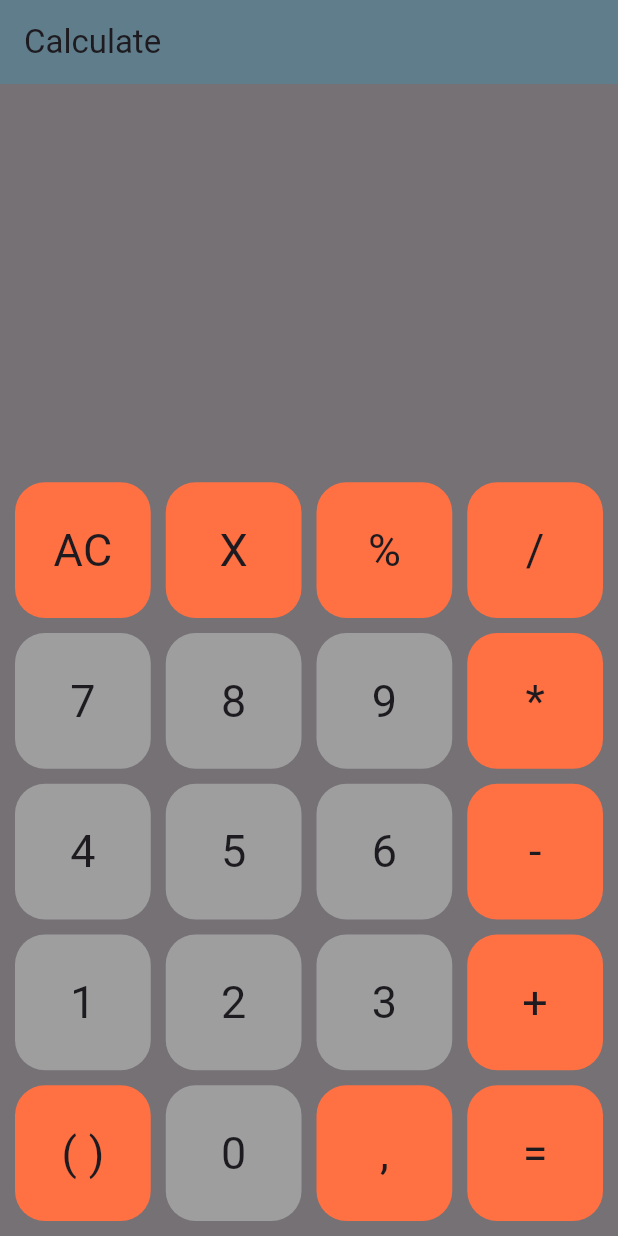
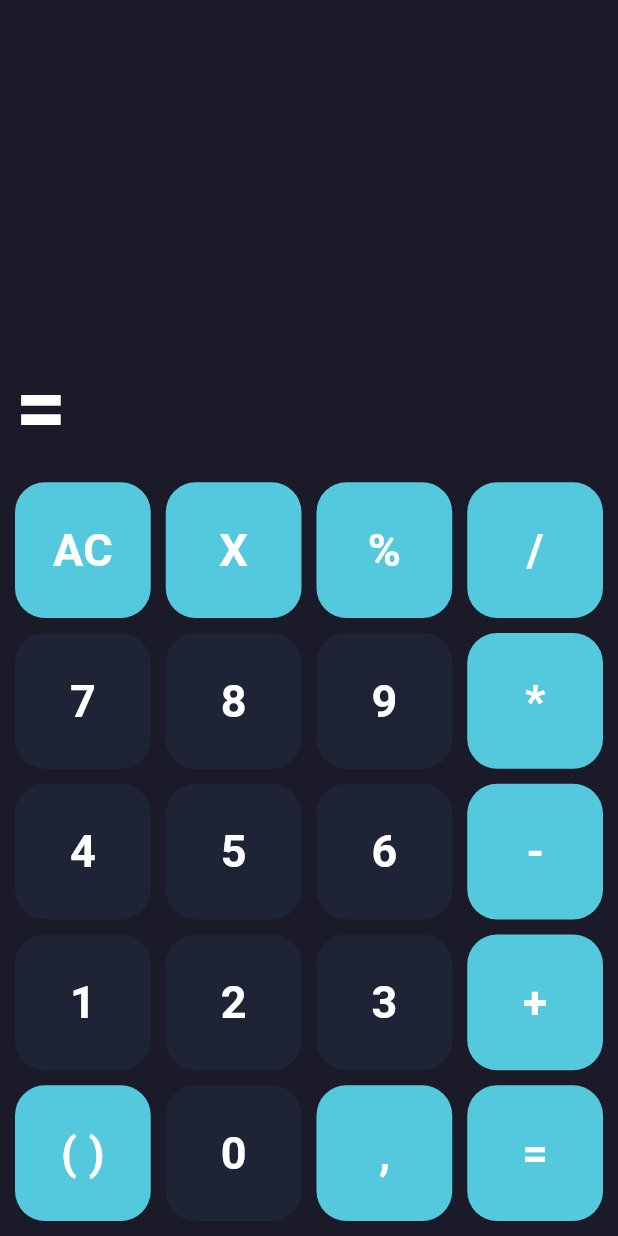
Before and after one commit to saidumarrahmonov6/kalkulyator, a Flutter app: the screen it shows after launch, on a phone screen of 412 x 824 dp. Run offline on Flutter 3.47's test engine with Material 3 defaults, Android fonts, the phone set to English and light mode, and no system bars; our stand-ins replace flutter_screenutil, math_expressions.

Commit message:
Initial commit

```diff
--- a/lib/custom_button.dart
+++ b/lib/custom_button.dart
@@ -17,11 +17,11 @@ class Button extends StatelessWidget {
         alignment: Alignment.center,
         decoration: BoxDecoration(
           borderRadius: BorderRadius.circular(20),
-          color: color??Colors.grey
+          color: color??Color(0xff1e2336),
         ),
         width: 100.w,
         height: 100.h,
-        child: Text(character, style: TextStyle(fontSize: 30,),
+        child: Text(character, style: TextStyle(fontSize: 30,color: Colors.white, fontWeight: FontWeight.bold),
       ),
     ));
   }
--- a/lib/main.dart
+++ b/lib/main.dart
@@ -1,3 +1,4 @@
+import 'package:flutter/cupertino.dart';
 import 'package:flutter/material.dart';
 import 'package:flutter_screenutil/flutter_screenutil.dart';
 import 'package:kalkulyator/custom_button.dart';
@@ -36,14 +37,10 @@ class _MyAppState extends State<MyApp> {
 
   Widget build(BuildContext context) {
     return Scaffold(
-      appBar: AppBar(
-        backgroundColor: Colors.blueGrey,
-        title: Text("Calculate"),
-      ),
       body: SafeArea(
         child: Container(
           padding: EdgeInsets.all(10),
-          color: Colors.black54,
+          color: Color(0xff1b1a28),
           child: Column(
             children: [
               Expanded(
@@ -60,6 +57,7 @@ class _MyAppState extends State<MyApp> {
                   style: TextStyle(
                     height: 1,
                     fontSize: 40,
+                    color: Colors.white
                   ),
                   decoration: InputDecoration(
                     border: InputBorder.none,
@@ -73,17 +71,34 @@ class _MyAppState extends State<MyApp> {
               )),
               Container(
                 alignment: Alignment.bottomRight,
-                child: Text(
-                  result,
-                  style: TextStyle(
-                    fontSize: 40,
-                  ),
+                child: Row(
+                  mainAxisAlignment: MainAxisAlignment.spaceAround,
+                  children: [
+                    Text("=",
+                      style: TextStyle(
+                    fontSize: 60,
+                    color: Colors.white,
+                    fontWeight: FontWeight.bold
+                ),),
+                    Expanded(
+                      child: Text(
+                        textAlign: TextAlign.end,
+                        result,
+                        style: TextStyle(
+                          fontSize: 40,
+                          color: Colors.white,
+                          fontWeight: FontWeight.bold
+                        ),
+                      ),
+                    ),
+                  ],
                 ),
                 height: 60.h,
                 width: MediaQuery.of(context).size.width - 10,
                 decoration:
                 BoxDecoration(borderRadius: BorderRadius.circular(10)),
               ),
+              SizedBox(height: 20,),
               GridView(
                   shrinkWrap: true,
                   gridDelegate: SliverGridDelegateWithFixedCrossAxisCount(
@@ -92,7 +107,7 @@ class _MyAppState extends State<MyApp> {
                       crossAxisSpacing: 10),
                   children: [
                     Button(
-                      color: Colors.deepOrange[400],
+                      color: Color(0xff54c9dd),
                       character: 'AC',
                       voidCallback: () {
                         setState(() {
@@ -105,7 +120,7 @@ class _MyAppState extends State<MyApp> {
                       },
                     ),
                     Button(
-                      color: Colors.deepOrange[400],
+                      color: Color(0xff54c9dd),
                       character: 'X',
                       voidCallback: () {
                         setState(() {
@@ -123,7 +138,7 @@ class _MyAppState extends State<MyApp> {
                       },
                     ),
                     Button(
-                      color: Colors.deepOrange[400],
+                      color: Color(0xff54c9dd),
                       character: '%',
                       voidCallback: () {
                         if(number.text.endsWith(".") ||number.text.endsWith("*") ||number.text.endsWith("-")|| number.text.endsWith("+") || number.text.endsWith("%") || number.text.endsWith("/") || number.text.isEmpty){
@@ -134,7 +149,7 @@ class _MyAppState extends State<MyApp> {
                       },
                     ),
                     Button(
-                      color: Colors.deepOrange[400],
+                      color: Color(0xff54c9dd),
                       character: '/',
                       voidCallback: () {
                         if(number.text.endsWith(".") ||number.text.endsWith("*") ||number.text.endsWith("-")|| number.text.endsWith("+") || number.text.endsWith("%") || number.text.endsWith("/") || number.text.isEmpty){
@@ -163,7 +178,7 @@ class _MyAppState extends State<MyApp> {
                       },
                     ),
                     Button(
-                      color: Colors.deepOrange[400],
+                      color: Color(0xff54c9dd),
                       character: '*',
                       voidCallback: () {
                         if(number.text.endsWith(".") ||number.text.endsWith("*") ||number.text.endsWith("-")|| number.text.endsWith("+") || number.text.endsWith("%") || number.text.endsWith("/") || number.text.isEmpty){
@@ -192,7 +207,7 @@ class _MyAppState extends State<MyApp> {
                       },
                     ),
                     Button(
-                      color: Colors.deepOrange[400],
+                      color: Color(0xff54c9dd),
                       character: '-',
                       voidCallback: () {
                         if(number.text.endsWith(".") ||number.text.endsWith("*") ||number.text.endsWith("-")|| number.text.endsWith("+") || number.text.endsWith("%") || number.text.endsWith("/") || number.text.isEmpty){
@@ -221,7 +236,7 @@ class _MyAppState extends State<MyApp> {
                       },
                     ),
                     Button(
-                      color: Colors.deepOrange[400],
+                      color: Color(0xff54c9dd),
                       character: '+',
                       voidCallback: () {
                         if(number.text.endsWith(".") ||number.text.endsWith("*") ||number.text.endsWith("-")|| number.text.endsWith("+") || number.text.endsWith("%") || number.text.endsWith("/") || number.text.isEmpty){
@@ -232,7 +247,7 @@ class _MyAppState extends State<MyApp> {
                       },
                     ),
                     Button(
-                      color: Colors.deepOrange[400],
+                      color: Color(0xff54c9dd),
                       character: '( )',
                       voidCallback: () {
                         testq++;
@@ -250,7 +265,7 @@ class _MyAppState extends State<MyApp> {
                       },
                     ),
                     Button(
-                      color: Colors.deepOrange[400],
+                      color: Color(0xff54c9dd),
                       character: ',',
                       voidCallback: () {
                         if(number.text.endsWith(".") ||number.text.endsWith("*") ||number.text.endsWith("-")|| number.text.endsWith("+") || number.text.endsWith("%") || number.text.endsWith("/") || number.text.isEmpty){
@@ -261,7 +276,7 @@ class _MyAppState extends State<MyApp> {
                       },
                     ),
                     Button(
-                      color: Colors.deepOrange[400],
+                      color: Color(0xff54c9dd),
                       character: '=',
                       voidCallback: () {
                         setState(() {
```
Also changed, not shown: pubspec.lock.
